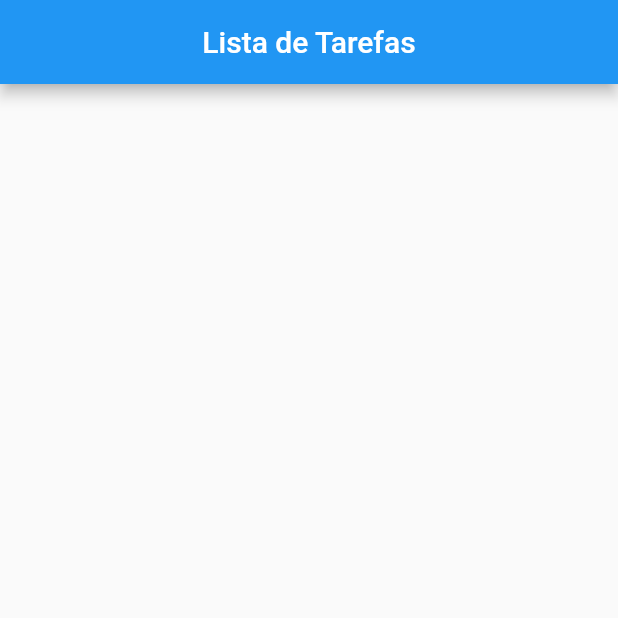
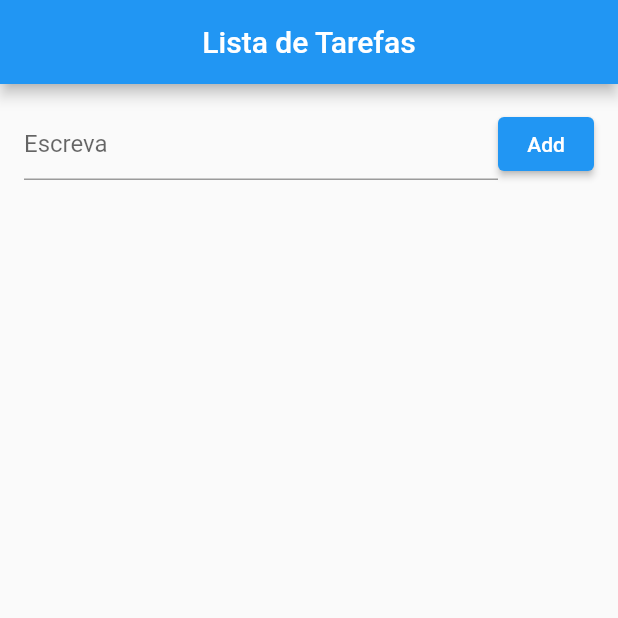
Before and after one commit to Danielmtdc16/lista_de_tarefas--Flutter, a Flutter app: the screen it shows after launch, on a phone screen of 412 x 824 dp, the top half of it. Run offline on Flutter 3.47's test engine with Material 2 defaults, Android fonts, the phone set to English and light mode, and no system bars.

Commit message:
Feito o layout da tela. Os dados são salvos em um app e adicionados na lista.

```diff
--- a/lib/pages/tela_principal.dart
+++ b/lib/pages/tela_principal.dart
@@ -12,8 +12,19 @@ class TelaPrincipal extends StatefulWidget {
 }
 
 class _TelaPrincipalState extends State<TelaPrincipal> {
+  final List _toDoList = [];
 
-  List _toDoList = [];
+  final _addController = TextEditingController();
+
+  void _addToDo() {
+    setState(() {
+      Map<String, dynamic> newTodo = Map();
+      newTodo["title"] = _addController.text;
+      _addController.text = '';
+      newTodo["ok"] = false;
+      _toDoList.add(newTodo);
+    });
+  }
 
   @override
   Widget build(BuildContext context) {
@@ -22,7 +33,49 @@ class _TelaPrincipalState extends State<TelaPrincipal> {
         title: const Text("Lista de Tarefas"),
         centerTitle: true,
       ),
-      body: Container(),
+      body: Padding(
+        padding: const EdgeInsets.all(16),
+        child: Column(
+          children: <Widget>[
+            Row(
+              children: [
+                Expanded(
+                  child: TextField(
+                    controller: _addController,
+                    decoration: const InputDecoration(
+                      hintText: "Escreva",
+                    ),
+                  ),
+                ),
+                ElevatedButton(
+                  onPressed: _addToDo,
+                  child: const Text("Add"),
+                )
+              ],
+            ),
+            const SizedBox(height: 10,),
+            Expanded(
+              child: ListView.builder(
+                itemCount: _toDoList.length,
+                itemBuilder: (context, index){
+                  return CheckboxListTile(
+                    title: Text(_toDoList[index]["title"]),
+                    value: _toDoList[index]["ok"],
+                    onChanged: (e){
+                      setState(() {
+                        _toDoList[index]["ok"] = e;
+                      });
+                    },
+                    secondary: CircleAvatar(
+                      child: Icon(_toDoList[index]["ok"] ? Icons.check : Icons.error),
+                    ),
+                  );
+                }
+              ),
+            ),
+          ],
+        ),
+      ),
     );
   }
 
@@ -31,14 +84,13 @@ class _TelaPrincipalState extends State<TelaPrincipal> {
     return File('${directory.path}/data.json');
   }
 
-  Future<File> _saveData() async{
+  Future<File> _saveData() async {
     String data = json.encode(_toDoList);
     final file = await _getFile();
     return file.writeAsString(data);
   }
 
   Future<String?> _readData() async {
-
     try {
       final file = await _getFile();
 
@@ -46,7 +98,5 @@ class _TelaPrincipalState extends State<TelaPrincipal> {
     } catch (e) {
       return null;
     }
-
   }
-
 }
```
